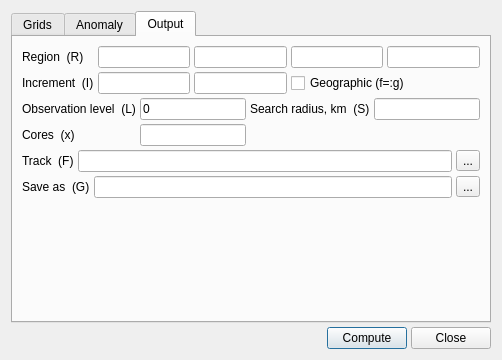
Old version of the form deps/ui/grdgravmag3d_dialog.ui in the repository GenericMappingTools/InteractiveGMT.
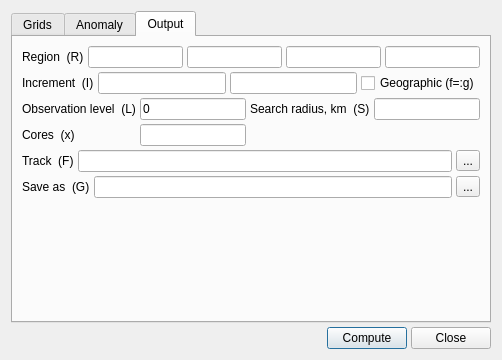
New version of the form. The open tabs and pages were chosen to show the change.

```diff
--- a/deps/ui/grdgravmag3d_dialog.ui
+++ b/deps/ui/grdgravmag3d_dialog.ui
@@ -505,28 +505,33 @@
            </property>
           </widget>
          </item>
-         <item row="1" column="0">
+        </layout>
+       </item>
+
+       <item>
+        <layout class="QGridLayout" name="gridLayout_inc">
+         <item row="0" column="0">
           <widget class="QLabel" name="lbl_inc">
            <property name="text">
             <string>Increment  (I)</string>
            </property>
           </widget>
          </item>
-         <item row="1" column="1">
+         <item row="0" column="1">
           <widget class="QLineEdit" name="le_xinc">
            <property name="toolTip">
             <string>x_inc — empty means the input grid's own increment</string>
            </property>
           </widget>
          </item>
-         <item row="1" column="2">
+         <item row="0" column="2">
           <widget class="QLineEdit" name="le_yinc">
            <property name="toolTip">
             <string>y_inc — leave empty to reuse x_inc</string>
            </property>
           </widget>
          </item>
-         <item row="1" column="3" colspan="2">
+         <item row="0" column="3" colspan="2">
           <widget class="QCheckBox" name="chk_geog">
            <property name="text">
             <string>Geographic (f=:g)</string>
```
